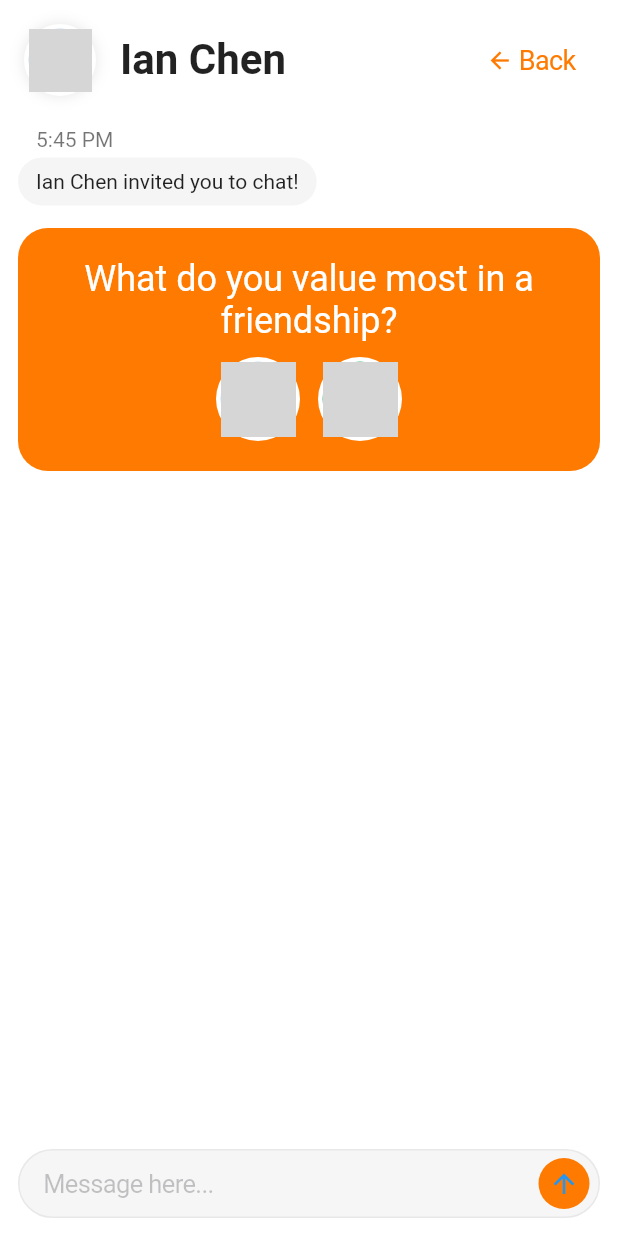
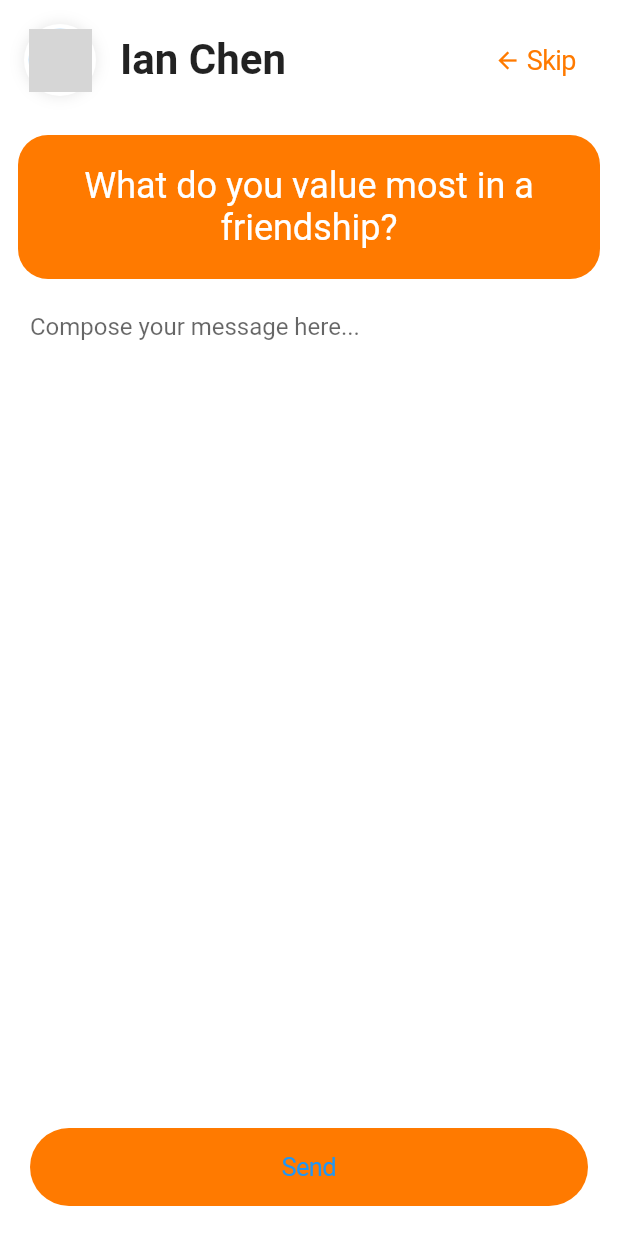
Before and after one commit to duochat/duochat, a Flutter app: the ChatScreen screen opened by its route, after a tap on "What do you value most in a friendship?", on a phone screen of 412 x 824 dp. Run offline on Flutter 3.47's test engine with Material 2 defaults, Android fonts, the phone set to English and light mode, and no system bars; our stand-ins replace cloud_firestore, firebase_auth, flutter_signin_button, google_sign_in, qr_flutter; missing offline and left inert: qr_code_scanner; accounts and stored records are empty; network calls fail; grey boxes are pictures that could not be loaded.

Commit message:
build out chat screen

```diff
--- a/lib/main.dart
+++ b/lib/main.dart
@@ -1,3 +1,4 @@
+import 'package:duochat/screens/answer_prompt_screen.dart';
 import 'package:duochat/screens/chat_screen.dart';
 import 'package:duochat/screens/edit_profile_screen.dart';
 import 'package:duochat/screens/home_screen_container.dart';
@@ -49,6 +50,7 @@ class MyApp extends StatelessWidget {
           EditProfileScreen.id: (context) => EditProfileScreen(),
           ChatScreen.id: (context) => ChatScreen(),
           ScanQrScreen.id: (context) => ScanQrScreen(),
+          AnswerPromptScreen.id: (context) => AnswerPromptScreen(),
         },
       ),
     );
--- /dev/null
+++ b/lib/screens/answer_prompt_screen.dart
@@ -0,0 +1,112 @@
+import 'package:duochat/models.dart';
+import 'package:duochat/widget/top_nav_bar.dart';
+import 'package:flutter/cupertino.dart';
+import 'package:flutter/material.dart';
+
+class AnswerPromptScreenArguments {
+  final ConversationPrompt prompt;
+
+  AnswerPromptScreenArguments(this.prompt);
+}
+
+class AnswerPromptScreen extends StatefulWidget {
+  static String id = 'answer_prompt_screen';
+
+  @override
+  _AnswerPromptScreenState createState() => _AnswerPromptScreenState();
+}
+
+class _AnswerPromptScreenState extends State<AnswerPromptScreen> {
+  @override
+  Widget build(BuildContext context) {
+    final AnswerPromptScreenArguments args =
+        ModalRoute.of(context).settings.arguments;
+
+    ConversationPrompt prompt = args.prompt;
+
+    return Scaffold(
+      backgroundColor: Colors.white,
+      body: SafeArea(
+        child: Column(
+          children: <Widget>[
+            TopNavBar(
+              image: NetworkImage('https://picsum.photos/200'),
+              title: 'Ian Chen',
+              suffix: CupertinoButton(
+                onPressed: () {
+                  Navigator.pop(context);
+                },
+                child: Row(
+                  children: <Widget>[
+                    Icon(
+                      Icons.arrow_back,
+                      size: 18.0,
+                      color: Theme.of(context).primaryColor,
+                    ),
+                    SizedBox(
+                      width: 4.0,
+                    ),
+                    Text(
+                      'Skip',
+                      style: TextStyle(
+                        fontSize: 18.0,
+                        color: Theme.of(context).primaryColor,
+                      ),
+                    ),
+                  ],
+                ),
+              ),
+            ),
+            Container(
+              padding: EdgeInsets.all(20.0),
+              decoration: BoxDecoration(
+                borderRadius: BorderRadius.all(Radius.circular(20.0)),
+                color: Theme.of(context).primaryColor,
+              ),
+              margin: EdgeInsets.symmetric(vertical: 10.0, horizontal: 12.0),
+              child: Column(
+                children: <Widget>[
+                  Text(
+                    prompt.prompt,
+                    style: TextStyle(color: Colors.white, fontSize: 24.0),
+                    textAlign: TextAlign.center,
+                  ),
+                ],
+              ),
+            ),
+            Expanded(
+              child: Padding(
+                padding: const EdgeInsets.symmetric(horizontal: 20.0),
+                child: TextField(
+                  expands: true,
+                  maxLines: null,
+                  keyboardType: TextInputType.multiline,
+                  decoration: InputDecoration(
+                    border: InputBorder.none,
+                    hintText: "Compose your message here...",
+                  ),
+                ),
+              ),
+            ),
+            Container(
+              padding: const EdgeInsets.only(
+                left: 20.0,
+                right: 20.0,
+                bottom: 20.0,
+              ),
+              width: double.infinity,
+              child: CupertinoButton(
+                child: Text('Send'),
+                color: Theme.of(context).primaryColor,
+                onPressed: () {
+                  print("Sending");
+                },
+                borderRadius: BorderRadius.all(Radius.circular(1000.0)),
+              ),
+            ),
+          ],
+        ),
+      ),
+    );
+  }
+}
--- a/lib/widget/conversation_prompt_message.dart
+++ b/lib/widget/conversation_prompt_message.dart
@@ -1,4 +1,5 @@
 import 'package:duochat/models.dart';
+import 'package:duochat/screens/answer_prompt_screen.dart';
 import 'package:flutter/material.dart';
 
 class ConversationPromptMessage extends StatelessWidget {
@@ -11,7 +12,11 @@ class ConversationPromptMessage extends StatelessWidget {
   Widget build(BuildContext context) {
     return GestureDetector(
       onTap: () {
-        onTap(prompt);
+        Navigator.pushNamed(
+          context,
+          AnswerPromptScreen.id,
+          arguments: AnswerPromptScreenArguments(this.prompt),
+        );
       },
       child: Container(
         padding: EdgeInsets.all(20.0),
```
